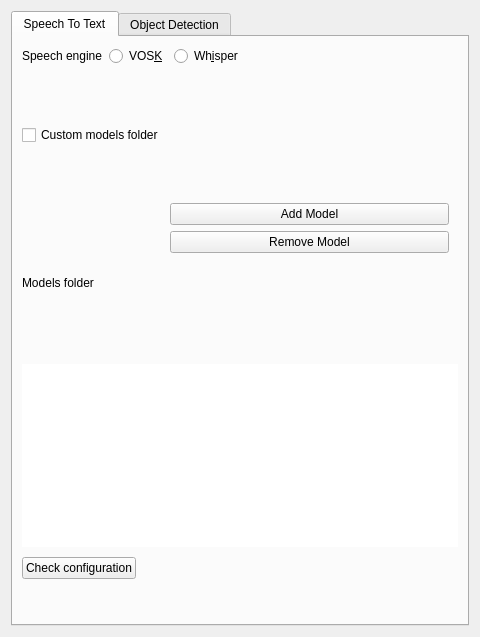
KDE/kdenlive, file src/ui/configspeech_ui.ui: the form before one commit.
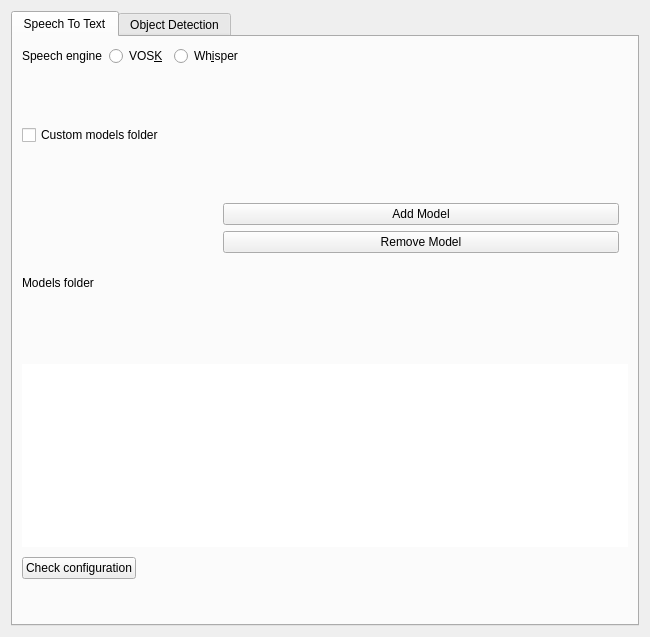
The form after the commit. The open tabs and pages were chosen to show the change. Icons and pictures are not drawn. Custom widgets are drawn as their Qt base class.

Commit message: Fix label without layout

What changed in the file:
```diff
--- a/src/ui/configspeech_ui.ui
+++ b/src/ui/configspeech_ui.ui
@@ -10,7 +10,7 @@
    <rect>
     <x>0</x>
     <y>0</y>
-    <width>410</width>
+    <width>650</width>
     <height>637</height>
    </rect>
   </property>
```
Left out of the diff: 10 changed lines with no effect on the pictures. The commit also changes 1 other file.
